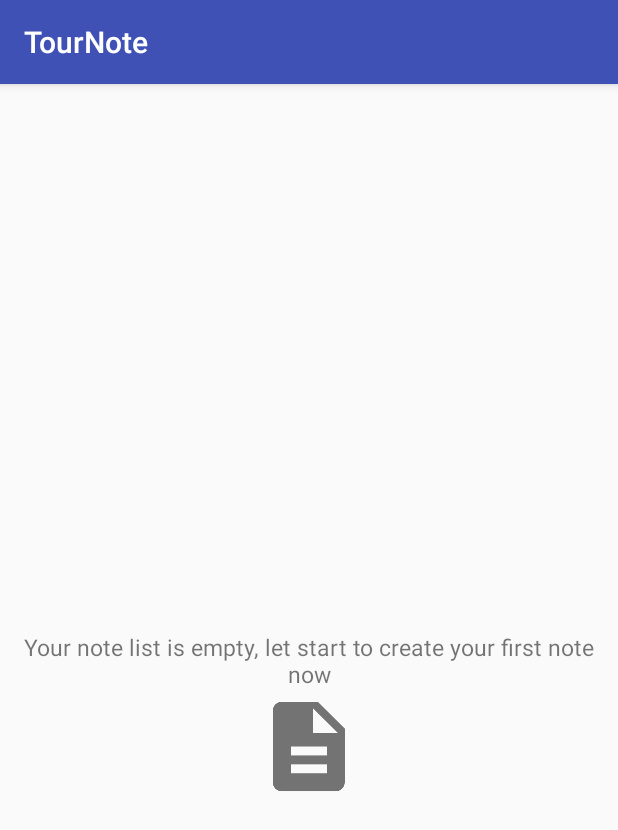
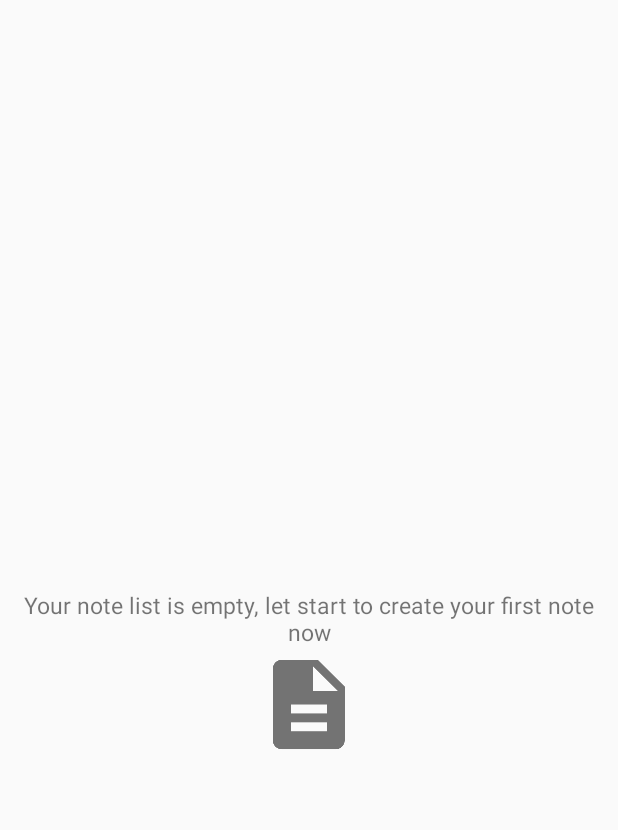
Before and after one commit to YellowCodeBooks/TourNote, an Android app: the screen it shows after launch (MainActivity), on a phone screen of 412 x 824 dp. Shown: the top 830 px of the screen. Run offline under Robolectric (Android 15) with nearby library versions, the phone set to English and light mode, and no system bars.

Commit message:
Update theme for TourNote

```diff
--- a/TourNote/app/src/main/res/values/styles.xml
+++ b/TourNote/app/src/main/res/values/styles.xml
@@ -1,11 +1,11 @@
 <resources>
 
     <!-- Base application theme. -->
-    <style name="AppTheme" parent="Theme.AppCompat.Light.DarkActionBar">
+    <style name="AppTheme" parent="Theme.AppCompat.Light.NoActionBar">
         <!-- Customize your theme here. -->
-        <item name="colorPrimary">@color/colorPrimary</item>
-        <item name="colorPrimaryDark">@color/colorPrimaryDark</item>
-        <item name="colorAccent">@color/colorAccent</item>
+        <item name="colorPrimary">#00BCD4</item>
+        <item name="colorPrimaryDark">#0097A7</item>
+        <item name="colorAccent">#FFEB3B</item>
     </style>
 
     <style name="InformationTextView">
--- a/TourNote/build.gradle
+++ b/TourNote/build.gradle
@@ -7,7 +7,7 @@ buildscript {
 
     }
     dependencies {
-        classpath 'com.android.tools.build:gradle:3.3.2'
+        classpath 'com.android.tools.build:gradle:3.4.1'
 
         // NOTE: Do not place your application dependencies here; they belong
         // in the individual module build.gradle files
```
Also changed, not shown: TourNote/gradle/wrapper/gradle-wrapper.properties.
